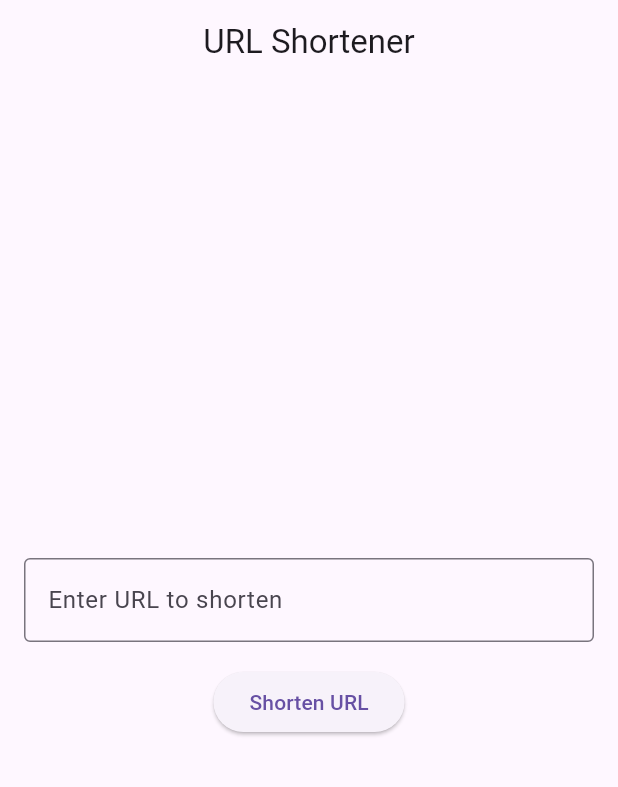
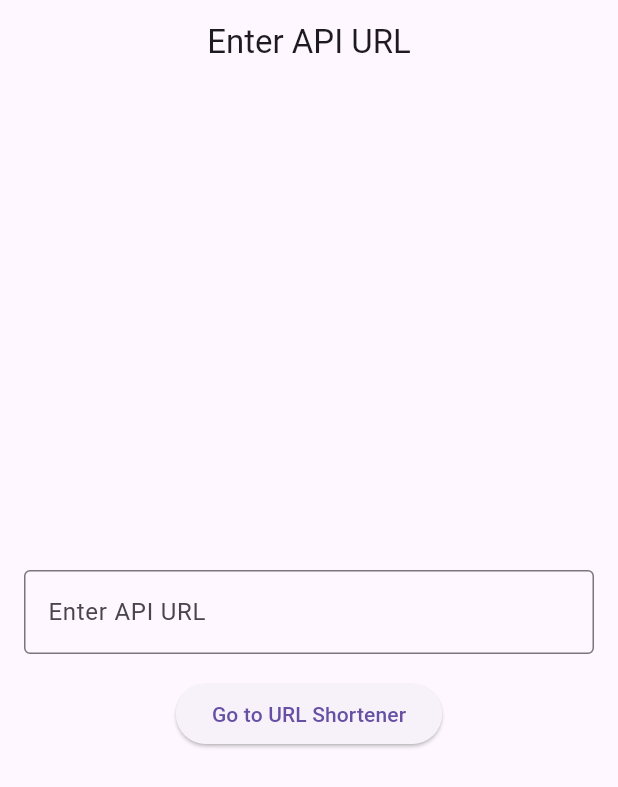
Before and after one commit to balachzehricoder/flask-flutter, a Flutter app: the screen it shows after launch, on a phone screen of 412 x 824 dp. Shown: the top 787 px of the screen. Run offline on Flutter 3.47's test engine with Material 3 defaults, Android fonts, the phone set to English and light mode, and no system bars.

Commit message:
new update

```diff
--- a/urlshortner_app/lib/main.dart
+++ b/urlshortner_app/lib/main.dart
@@ -14,12 +14,70 @@ class MyApp extends StatelessWidget {
   Widget build(BuildContext context) {
     return MaterialApp(
       debugShowCheckedModeBanner: false,
-      home: UrlShortenerScreen(),
+      home: const ApiUrlInputScreen(),
+    );
+  }
+}
+
+class ApiUrlInputScreen extends StatefulWidget {
+  const ApiUrlInputScreen({Key? key}) : super(key: key);
+
+  @override
+  _ApiUrlInputScreenState createState() => _ApiUrlInputScreenState();
+}
+
+class _ApiUrlInputScreenState extends State<ApiUrlInputScreen> {
+  final TextEditingController _apiUrlController = TextEditingController();
+
+  void _navigateToUrlShortener(String apiUrl) {
+    if (apiUrl.isNotEmpty) {
+      Navigator.push(
+        context,
+        MaterialPageRoute(
+          builder: (context) => UrlShortenerScreen(apiUrl: apiUrl),
+        ),
+      );
+    }
+  }
+
+  @override
+  Widget build(BuildContext context) {
+    return Scaffold(
+      appBar: AppBar(
+        title: const Text('Enter API URL'),
+        centerTitle: true,
+      ),
+      body: Padding(
+        padding: const EdgeInsets.all(16.0),
+        child: Column(
+          mainAxisAlignment: MainAxisAlignment.center,
+          children: [
+            TextField(
+              controller: _apiUrlController,
+              decoration: const InputDecoration(
+                labelText: 'Enter API URL',
+                border: OutlineInputBorder(),
+              ),
+            ),
+            const SizedBox(height: 16),
+            ElevatedButton(
+              onPressed: () {
+                _navigateToUrlShortener(_apiUrlController.text);
+              },
+              child: const Text('Go to URL Shortener'),
+            ),
+          ],
+        ),
+      ),
     );
   }
 }
 
 class UrlShortenerScreen extends StatefulWidget {
+  final String apiUrl;
+
+  const UrlShortenerScreen({Key? key, required this.apiUrl}) : super(key: key);
+
   @override
   _UrlShortenerScreenState createState() => _UrlShortenerScreenState();
 }
@@ -36,11 +94,8 @@ class _UrlShortenerScreenState extends State<UrlShortenerScreen> {
     });
 
     try {
-      // Replace with your Flask server URL
-      const String apiUrl = 'https://c2e4-111-88-181-12.ngrok-free.app/shortner';
-
       final response = await http.post(
-        Uri.parse(apiUrl),
+        Uri.parse(widget.apiUrl),
         headers: {'Content-Type': 'application/json'},
         body: jsonEncode({'url': originalUrl}),
       );
```
